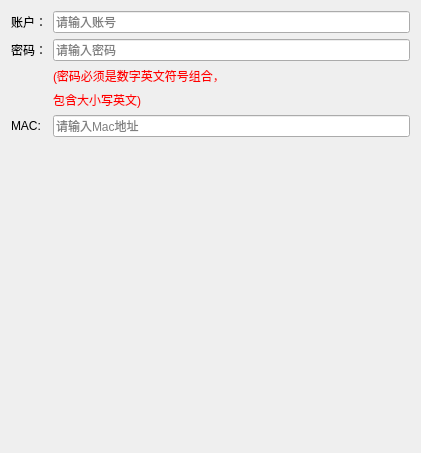
The window that AutoArb/AddTraderWidget.ui (wayl39/AutoArbTrade) describes before a commit, drawn with Qt 5.
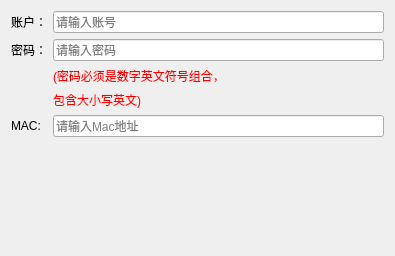
The same window after the commit.

```diff
--- a/AutoArb/AddTraderWidget.ui
+++ b/AutoArb/AddTraderWidget.ui
@@ -6,8 +6,8 @@
    <rect>
     <x>0</x>
     <y>0</y>
-    <width>421</width>
-    <height>453</height>
+    <width>395</width>
+    <height>256</height>
    </rect>
   </property>
   <property name="windowTitle">
```
